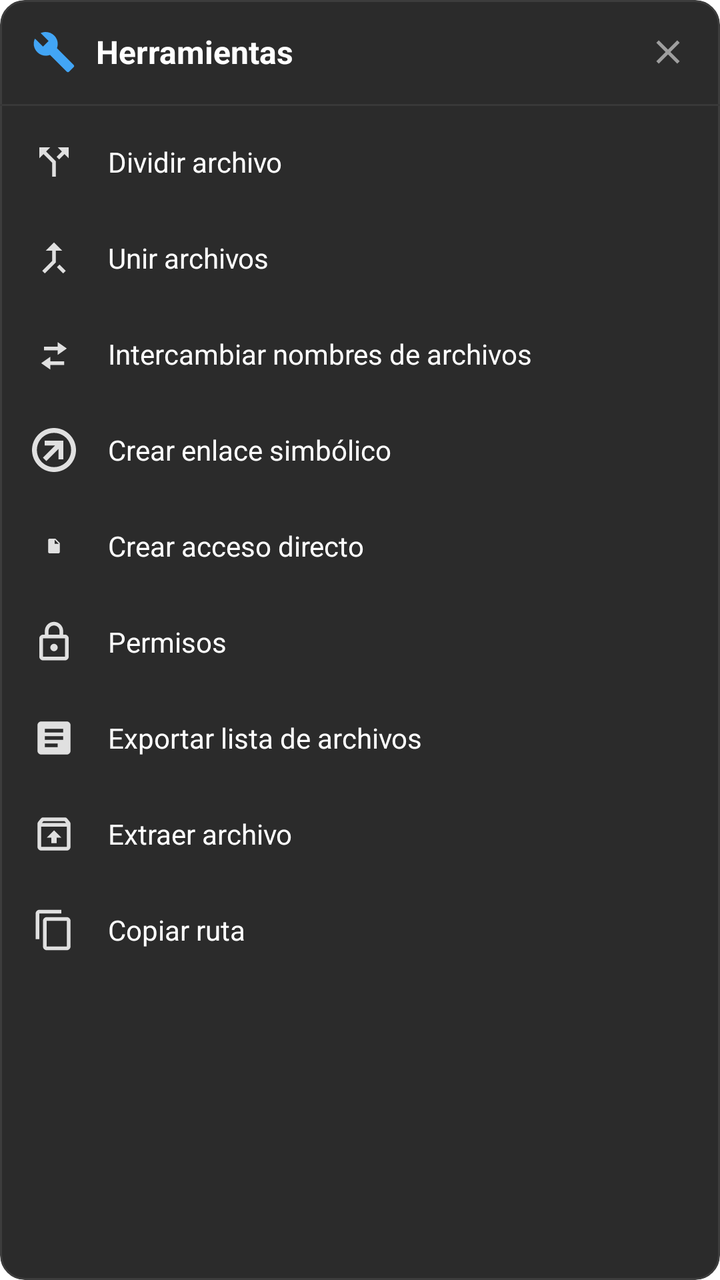
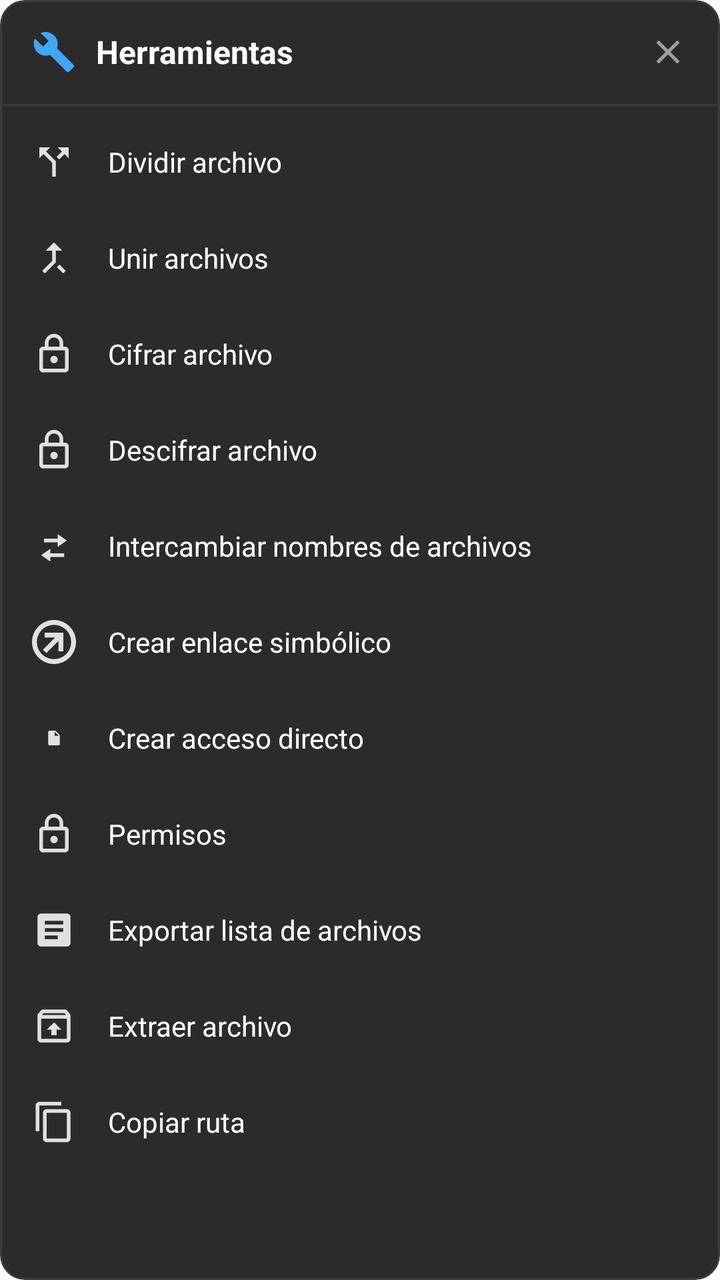

Two renders of the same Android screen: before a commit and after it. Below are the layout's source before the change and the commit's diff.
<!-- AndroidManifest.xml: application theme Theme.MaterialFiles -->
<!-- res/layout/dialog_mt_tools_menu.xml -->
<?xml version="1.0" encoding="utf-8"?>
<LinearLayout xmlns:android="http://schemas.android.com/apk/res/android"
    xmlns:app="http://schemas.android.com/apk/res-auto"
    android:layout_width="match_parent"
    android:layout_height="wrap_content"
    android:orientation="vertical"
    android:background="@drawable/mt_card_background"
    android:clipToOutline="true"
    android:padding="0dp">

    
    <LinearLayout
        android:layout_width="match_parent"
        android:layout_height="wrap_content"
        android:orientation="horizontal"
        android:gravity="center_vertical"
        android:paddingStart="16dp"
        android:paddingEnd="12dp"
        android:paddingTop="12dp"
        android:paddingBottom="12dp">

        <ImageView
            android:layout_width="22dp"
            android:layout_height="22dp"
            android:src="@drawable/ic_mt_tools"
            app:tint="#42A5F5"
            android:layout_marginEnd="10dp" />

        <TextView
            android:id="@+id/tvToolsTitle"
            android:layout_width="0dp"
            android:layout_height="wrap_content"
            android:layout_weight="1"
            android:text="Herramientas"
            android:textColor="#FFFFFF"
            android:textSize="16sp"
            android:textStyle="bold" />

        <ImageView
            android:id="@+id/btnCloseTools"
            android:layout_width="28dp"
            android:layout_height="28dp"
            android:src="@drawable/close_icon_control_normal_24dp"
            app:tint="#9E9E9E"
            android:padding="4dp"
            android:background="?attr/selectableItemBackgroundBorderless"
            android:contentDescription="Cerrar" />
    </LinearLayout>

    <View
        android:layout_width="match_parent"
        android:layout_height="1dp"
        android:background="#383838" />

    <ScrollView
        android:layout_width="match_parent"
        android:layout_height="wrap_content"
        android:overScrollMode="never">

        <LinearLayout
            android:layout_width="match_parent"
            android:layout_height="wrap_content"
            android:orientation="vertical"
            android:paddingTop="4dp"
            android:paddingBottom="8dp">

            
            <LinearLayout
                android:id="@+id/toolSplitFile"
                android:layout_width="match_parent"
                android:layout_height="48dp"
                android:gravity="center_vertical"
                android:paddingStart="16dp"
                android:paddingEnd="16dp"
                android:background="?attr/selectableItemBackground"
                android:clickable="true"
                android:focusable="true">

                <ImageView
                    android:id="@+id/ivSplitIcon"
                    android:layout_width="22dp"
                    android:layout_height="22dp"
                    android:src="@drawable/ic_mt_split"
                    app:tint="#E0E0E0" />

                <TextView
                    android:id="@+id/tvSplitLabel"
                    android:layout_width="wrap_content"
                    android:layout_height="wrap_content"
                    android:paddingStart="16dp"
                    android:text="Dividir archivo"
                    android:textColor="#FFFFFF"
                    android:textSize="14sp" />
            </LinearLayout>

            
            <LinearLayout
                android:id="@+id/toolMergeFiles"
                android:layout_width="match_parent"
                android:layout_height="48dp"
                android:gravity="center_vertical"
                android:paddingStart="16dp"
                android:paddingEnd="16dp"
                android:background="?attr/selectableItemBackground"
                android:clickable="true"
                android:focusable="true">

                <ImageView
                    android:id="@+id/ivMergeIcon"
                    android:layout_width="22dp"
                    android:layout_height="22dp"
                    android:src="@drawable/ic_mt_merge"
                    app:tint="#E0E0E0" />

                <TextView
                    android:id="@+id/tvMergeLabel"
                    android:layout_width="wrap_content"
                    android:layout_height="wrap_content"
                    android:paddingStart="16dp"
                    android:text="Unir archivos"
                    android:textColor="#FFFFFF"
                    android:textSize="14sp" />
            </LinearLayout>

            
            <LinearLayout
                android:id="@+id/toolSwapNames"
                android:layout_width="match_parent"
                android:layout_height="48dp"
                android:gravity="center_vertical"
                android:paddingStart="16dp"
                android:paddingEnd="16dp"
                android:background="?attr/selectableItemBackground"
                android:clickable="true"
                android:focusable="true">

                <ImageView
                    android:id="@+id/ivSwapIcon"
                    android:layout_width="22dp"
                    android:layout_height="22dp"
                    android:src="@drawable/ic_mt_swap"
                    app:tint="#E0E0E0" />

                <TextView
                    android:id="@+id/tvSwapLabel"
                    android:layout_width="wrap_content"
                    android:layout_height="wrap_content"
                    android:paddingStart="16dp"
                    android:text="Intercambiar nombres de archivos"
                    android:textColor="#FFFFFF"
                    android:textSize="14sp" />
            </LinearLayout>

            
            <LinearLayout
                android:id="@+id/toolCreateSymlink"
                android:layout_width="match_parent"
                android:layout_height="48dp"
                android:gravity="center_vertical"
                android:paddingStart="16dp"
                android:paddingEnd="16dp"
                android:background="?attr/selectableItemBackground"
                android:clickable="true"
                android:focusable="true">

                <ImageView
                    android:id="@+id/ivSymlinkIcon"
                    android:layout_width="22dp"
                    android:layout_height="22dp"
                    android:src="@drawable/symbolic_link_badge_icon_18dp"
                    app:tint="#E0E0E0" />

                <TextView
                    android:id="@+id/tvSymlinkLabel"
                    android:layout_width="wrap_content"
                    android:layout_height="wrap_content"
                    android:paddingStart="16dp"
                    android:text="Crear enlace simbólico"
                    android:textColor="#FFFFFF"
                    android:textSize="14sp" />
            </LinearLayout>

            
            <LinearLayout
                android:id="@+id/toolCreateShortcut"
                android:layout_width="match_parent"
                android:layout_height="48dp"
                android:gravity="center_vertical"
                android:paddingStart="16dp"
                android:paddingEnd="16dp"
                android:background="?attr/selectableItemBackground"
                android:clickable="true"
                android:focusable="true">

                <ImageView
                    android:id="@+id/ivShortcutIcon"
                    android:layout_width="22dp"
                    android:layout_height="22dp"
                    android:src="@drawable/file_shortcut_icon_foreground"
                    app:tint="#E0E0E0" />

                <TextView
                    android:id="@+id/tvShortcutLabel"
                    android:layout_width="wrap_content"
                    android:layout_height="wrap_content"
                    android:paddingStart="16dp"
                    android:text="Crear acceso directo"
                    android:textColor="#FFFFFF"
                    android:textSize="14sp" />
            </LinearLayout>

            
            <LinearLayout
                android:id="@+id/toolPermissions"
                android:layout_width="match_parent"
                android:layout_height="48dp"
                android:gravity="center_vertical"
                android:paddingStart="16dp"
                android:paddingEnd="16dp"
                android:background="?attr/selectableItemBackground"
                android:clickable="true"
                android:focusable="true">

                <ImageView
                    android:id="@+id/ivPermissionsIcon"
                    android:layout_width="22dp"
                    android:layout_height="22dp"
                    android:src="@drawable/lock_icon_white_24dp"
                    app:tint="#E0E0E0" />

                <TextView
                    android:id="@+id/tvPermissionsLabel"
                    android:layout_width="wrap_content"
                    android:layout_height="wrap_content"
                    android:paddingStart="16dp"
                    android:text="Permisos"
                    android:textColor="#FFFFFF"
                    android:textSize="14sp" />
            </LinearLayout>

            
            <LinearLayout
                android:id="@+id/toolExportList"
                android:layout_width="match_parent"
                android:layout_height="48dp"
                android:gravity="center_vertical"
                android:paddingStart="16dp"
                android:paddingEnd="16dp"
                android:background="?attr/selectableItemBackground"
                android:clickable="true"
                android:focusable="true">

                <ImageView
                    android:id="@+id/ivExportIcon"
                    android:layout_width="22dp"
                    android:layout_height="22dp"
                    android:src="@drawable/file_document_icon"
                    app:tint="#E0E0E0" />

                <TextView
                    android:id="@+id/tvExportLabel"
                    android:layout_width="wrap_content"
                    android:layout_height="wrap_content"
                    android:paddingStart="16dp"
                    android:text="Exportar lista de archivos"
                    android:textColor="#FFFFFF"
                    android:textSize="14sp" />
            </LinearLayout>

            
            <LinearLayout
                android:id="@+id/toolExtract"
                android:layout_width="match_parent"
                android:layout_height="48dp"
                android:gravity="center_vertical"
                android:paddingStart="16dp"
                android:paddingEnd="16dp"
                android:background="?attr/selectableItemBackground"
                android:clickable="true"
                android:focusable="true">

                <ImageView
                    android:id="@+id/ivExtractIcon"
                    android:layout_width="22dp"
                    android:layout_height="22dp"
                    android:src="@drawable/extract_icon_control_normal_24dp"
                    app:tint="#E0E0E0" />

                <TextView
                    android:id="@+id/tvExtractLabel"
                    android:layout_width="wrap_content"
                    android:layout_height="wrap_content"
                    android:paddingStart="16dp"
                    android:text="Extraer archivo"
                    android:textColor="#FFFFFF"
                    android:textSize="14sp" />
            </LinearLayout>

            
            <LinearLayout
                android:id="@+id/toolCopyPath"
                android:layout_width="match_parent"
                android:layout_height="48dp"
                android:gravity="center_vertical"
                android:paddingStart="16dp"
                android:paddingEnd="16dp"
                android:background="?attr/selectableItemBackground"
                android:clickable="true"
                android:focusable="true">

                <ImageView
                    android:id="@+id/ivCopyPathIcon"
                    android:layout_width="22dp"
                    android:layout_height="22dp"
                    android:src="@drawable/copy_icon_control_normal_24dp"
                    app:tint="#E0E0E0" />

                <TextView
                    android:id="@+id/tvCopyPathLabel"
                    android:layout_width="wrap_content"
                    android:layout_height="wrap_content"
                    android:paddingStart="16dp"
                    android:text="Copiar ruta"
                    android:textColor="#FFFFFF"
                    android:textSize="14sp" />
            </LinearLayout>

        </LinearLayout>
    </ScrollView>
</LinearLayout>
<!-- resources referenced by this layout -->
<resources>
  <!-- drawable ic_mt_merge (drawable) -->
  <vector xmlns:android="http://schemas.android.com/apk/res/android"
      android:width="24dp"
      android:height="24dp"
      android:viewportWidth="24"
      android:viewportHeight="24">
    <path
        android:fillColor="@android:color/white"
        android:pathData="M17,20.41L18.41,19 15,15.59 13.59,17 17,20.41zM7.5,8H11v5.59L5.59,19 7,20.41l6,-6V8h3.5L12,3.5 7.5,8z"/>
  </vector>
  <!-- drawable mt_card_background (drawable) -->
  <?xml version="1.0" encoding="utf-8"?>
  <shape xmlns:android="http://schemas.android.com/apk/res/android"
      android:shape="rectangle">
      <solid android:color="#2B2B2B" />
      <corners android:radius="12dp" />
      <stroke android:width="1dp" android:color="#3D3D3D" />
  </shape>
  <style name="Theme.MaterialFiles" parent="Base.Theme.MaterialFiles" />
  <color name="file_icon_blue">#4285F4</color>
  <color name="color_primary_light">@color/google_blue_600</color>
  <color name="file_icon_grey">#5F6368</color>
  <color name="google_blue_600">#1A73E8</color>
  <style name="Platform.Theme.MaterialFiles" parent="Platform.V23.Theme.MaterialFiles" />
  <style name="ThemeOverlay.MaterialFiles.ActionBar" parent="">
          <item name="colorControlNormal">?android:textColorPrimary</item>
          <item name="searchViewStyle">@style/Widget.AppCompat.SearchView.ActionBar</item>
      </style>
  <style name="ThemeOverlay.MaterialFiles.ActionBarPopup" parent="">
          <item name="colorControlNormal">?android:textColorSecondary</item>
          <item name="searchViewStyle">@style/Widget.AppCompat.SearchView</item>
      </style>
  <style name="Widget.MaterialFiles.ListView.DropDown" parent="Widget.AppCompat.ListView.DropDown">
          <item name="android:paddingTop">8dp</item>
          <item name="android:paddingBottom">8dp</item>
          <item name="android:clipToPadding">false</item>
      </style>
  <color name="color_primary">@color/color_primary_light</color>
  <color name="color_surface">@color/color_surface_light</color>
  <style name="ShapeAppearance.MaterialFiles.MediumComponent" parent="ShapeAppearance.MaterialComponents.MediumComponent">
          <item name="cornerSize">8dp</item>
      </style>
  <style name="Widget.MaterialFiles.CardView" parent="Widget.MaterialComponents.CardView">
          <item name="android:stateListAnimator">@null</item>
          <item name="cardElevation">0dp</item>
          <item name="strokeColor">@color/mtrl_btn_stroke_color_selector</item>
          <item name="strokeWidth">@dimen/mtrl_btn_stroke_size</item>
      </style>
  <style name="Preference.MaterialFiles.SwitchPreferenceCompat" parent="Preference.SwitchPreferenceCompat.Material">
          <item name="android:widgetLayout">@layout/switch_preference_compat_widget</item>
      </style>
  <style name="Platform.V23.Theme.MaterialFiles" parent="Theme.MaterialComponents.DayNight.NoActionBar">
          <item name="colorPrimaryDark">@color/system_window_scrim</item>
          <item name="android:windowLightStatusBar">?isLightTheme</item>
      </style>
  <color name="color_surface_light">@android:color/white</color>
  <dimen name="navigation_item_horizontal_padding">24dp</dimen>
  <style name="ShapeAppearanceOverlay.MaterialFiles.NavigationView.Item" parent="">
          <item name="cornerSize">50%</item>
          <item name="cornerSizeTopLeft">0dp</item>
          <item name="cornerSizeBottomLeft">0dp</item>
      </style>
  <dimen name="navigation_item_icon_padding">24dp</dimen>
  <color name="system_window_scrim">@color/system_window_scrim_light</color>
  <color name="system_window_scrim_light">#99FFFFFF</color>
  <!-- unchanged entries left out for length: 12 -->
</resources>

<!-- the commit's change to res/layout/dialog_mt_tools_menu.xml (unified diff, before → after) -->
@@ -124,6 +124,64 @@
 
             
             <LinearLayout
+                android:id="@+id/toolEncryptFile"
+                android:layout_width="match_parent"
+                android:layout_height="48dp"
+                android:gravity="center_vertical"
+                android:paddingStart="16dp"
+                android:paddingEnd="16dp"
+                android:background="?attr/selectableItemBackground"
+                android:clickable="true"
+                android:focusable="true">
+
+                <ImageView
+                    android:id="@+id/ivEncryptIcon"
+                    android:layout_width="22dp"
+                    android:layout_height="22dp"
+                    android:src="@drawable/lock_icon_white_24dp"
+                    app:tint="#E0E0E0" />
+
+                <TextView
+                    android:id="@+id/tvEncryptLabel"
+                    android:layout_width="wrap_content"
+                    android:layout_height="wrap_content"
+                    android:paddingStart="16dp"
+                    android:text="Cifrar archivo"
+                    android:textColor="#FFFFFF"
+                    android:textSize="14sp" />
+            </LinearLayout>
+
+            
+            <LinearLayout
+                android:id="@+id/toolDecryptFile"
+                android:layout_width="match_parent"
+                android:layout_height="48dp"
+                android:gravity="center_vertical"
+                android:paddingStart="16dp"
+                android:paddingEnd="16dp"
+                android:background="?attr/selectableItemBackground"
+                android:clickable="true"
+                android:focusable="true">
+
+                <ImageView
+                    android:id="@+id/ivDecryptIcon"
+                    android:layout_width="22dp"
+                    android:layout_height="22dp"
+                    android:src="@drawable/lock_icon_white_24dp"
+                    app:tint="#E0E0E0" />
+
+                <TextView
+                    android:id="@+id/tvDecryptLabel"
+                    android:layout_width="wrap_content"
+                    android:layout_height="wrap_content"
+                    android:paddingStart="16dp"
+                    android:text="Descifrar archivo"
+                    android:textColor="#FFFFFF"
+                    android:textSize="14sp" />
+            </LinearLayout>
+
+            
+            <LinearLayout
                 android:id="@+id/toolSwapNames"
                 android:layout_width="match_parent"
                 android:layout_height="48dp"
